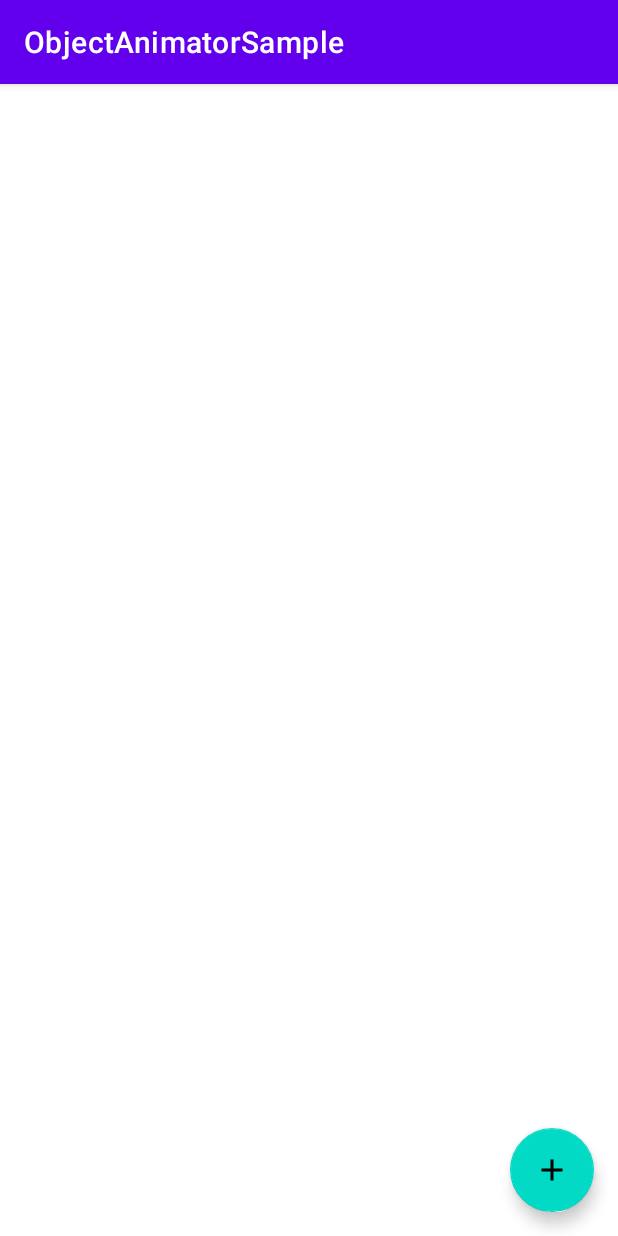
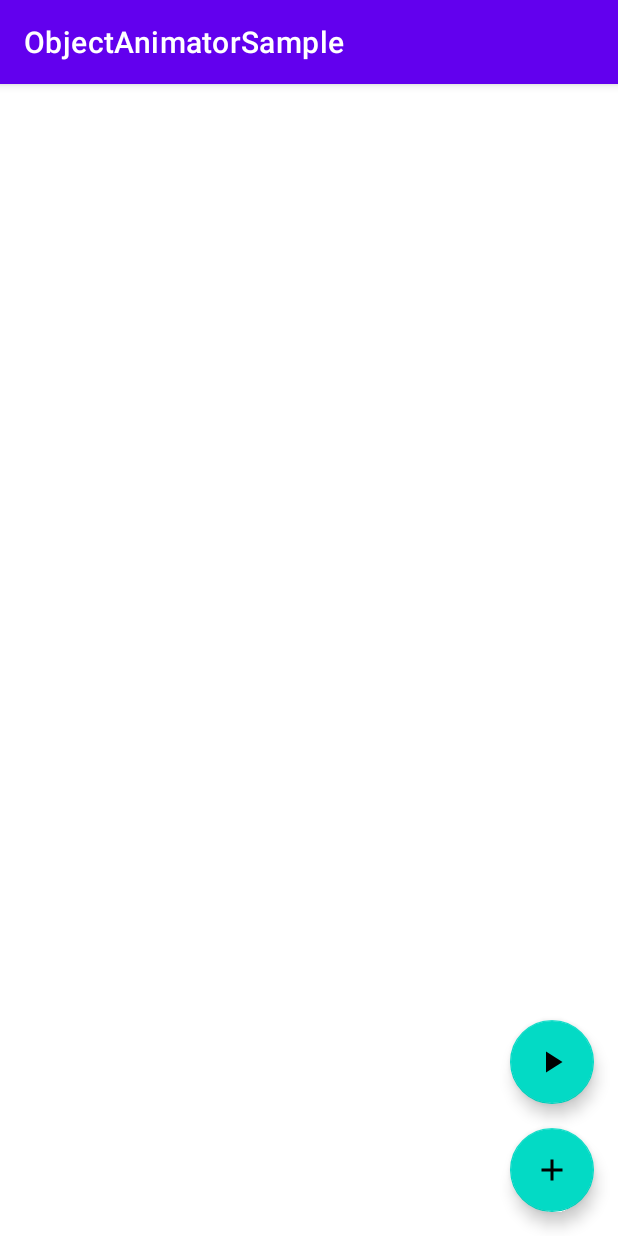
Before and after one commit to Kaito-Dogi/android-sample-object-animator, an Android app: the screen it shows after launch (MainActivity), on a phone screen of 412 x 824 dp. Run offline under Robolectric (Android 15) with nearby library versions, the phone set to English and light mode, and no system bars.

Commit message:
feat: アニメーションを再生する用の View を作成した

```diff
--- /dev/null
+++ b/app/src/main/res/drawable/ic_baseline_play_arrow_24.xml
@@ -0,0 +1,5 @@
+<vector android:height="24dp" android:tint="#000000"
+    android:viewportHeight="24" android:viewportWidth="24"
+    android:width="24dp" xmlns:android="http://schemas.android.com/apk/res/android">
+    <path android:fillColor="@android:color/white" android:pathData="M8,5v14l11,-7z"/>
+</vector>
--- a/app/src/main/res/layout/activity_main.xml
+++ b/app/src/main/res/layout/activity_main.xml
@@ -7,6 +7,17 @@
   android:layout_height="match_parent"
   tools:context=".MainActivity"
   >
+
+  <com.google.android.material.floatingactionbutton.FloatingActionButton
+    android:id="@+id/play_button"
+    android:layout_width="wrap_content"
+    android:layout_height="wrap_content"
+    android:layout_margin="16dp"
+    android:contentDescription="play position"
+    app:layout_constraintBottom_toTopOf="@id/add_button"
+    app:layout_constraintEnd_toEndOf="parent"
+    app:srcCompat="@drawable/ic_baseline_play_arrow_24"
+    />
 
   <com.google.android.material.floatingactionbutton.FloatingActionButton
     android:id="@+id/add_button"
```
